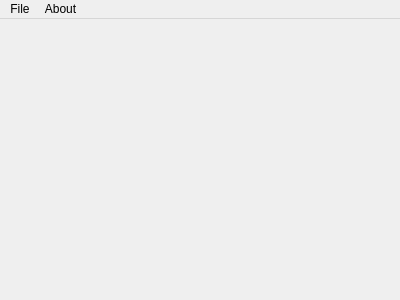
The window that mainwindow.ui (DmitryT1996/NeuroScope) describes before a commit, drawn with Qt 5.
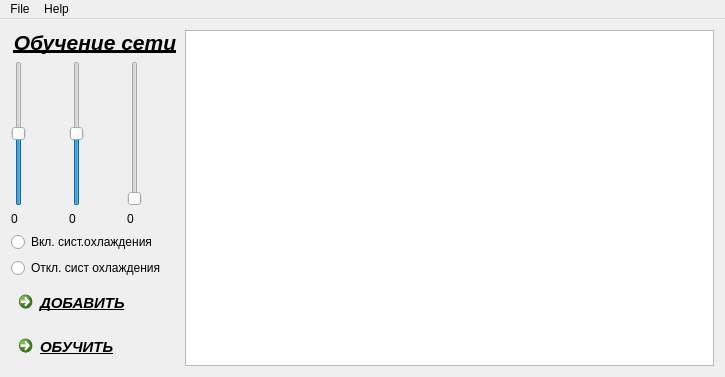
The same window after the commit. Icons and pictures are not drawn.

```diff
--- a/mainwindow.ui
+++ b/mainwindow.ui
@@ -6,20 +6,239 @@
    <rect>
     <x>0</x>
     <y>0</y>
-    <width>400</width>
-    <height>300</height>
+    <width>725</width>
+    <height>377</height>
    </rect>
   </property>
   <property name="windowTitle">
    <string>MainWindow</string>
   </property>
-  <widget class="QWidget" name="centralWidget"/>
+  <property name="windowIcon">
+   <iconset resource="resourse.qrc">
+    <normaloff>:/new/prefix1/icon.png</normaloff>:/new/prefix1/icon.png</iconset>
+  </property>
+  <property name="iconSize">
+   <size>
+    <width>24</width>
+    <height>24</height>
+   </size>
+  </property>
+  <widget class="QWidget" name="centralWidget">
+   <layout class="QGridLayout" name="gridLayout">
+    <item row="0" column="0">
+     <layout class="QVBoxLayout" name="verticalLayout_5">
+      <item>
+       <widget class="QLabel" name="label">
+        <property name="text">
+         <string>&lt;html&gt;&lt;head/&gt;&lt;body&gt;&lt;p align=&quot;center&quot;&gt;&lt;span style=&quot; font-size:16pt; font-weight:600; font-style:italic; text-decoration: underline;&quot;&gt;Обучение сети&lt;/span&gt;&lt;/p&gt;&lt;/body&gt;&lt;/html&gt;</string>
+        </property>
+       </widget>
+      </item>
+      <item>
+       <layout class="QHBoxLayout" name="horizontalLayout">
+        <item>
+         <layout class="QVBoxLayout" name="verticalLayout">
+          <item>
+           <widget class="QSlider" name="Slider_T1">
+            <property name="minimum">
+             <number>-50</number>
+            </property>
+            <property name="maximum">
+             <number>50</number>
+            </property>
+            <property name="singleStep">
+             <number>0</number>
+            </property>
+            <property name="value">
+             <number>0</number>
+            </property>
+            <property name="tracking">
+             <bool>true</bool>
+            </property>
+            <property name="orientation">
+             <enum>Qt::Vertical</enum>
+            </property>
+            <property name="invertedAppearance">
+             <bool>false</bool>
+            </property>
+            <property name="invertedControls">
+             <bool>false</bool>
+            </property>
+            <property name="tickPosition">
+             <enum>QSlider::NoTicks</enum>
+            </property>
+            <property name="tickInterval">
+             <number>1</number>
+            </property>
+           </widget>
+          </item>
+          <item>
+           <widget class="QLabel" name="label_T1">
+            <property name="text">
+             <string>0</string>
+            </property>
+           </widget>
+          </item>
+         </layout>
+        </item>
+        <item>
+         <layout class="QVBoxLayout" name="verticalLayout_2">
+          <item>
+           <widget class="QSlider" name="Slider_T2">
+            <property name="minimum">
+             <number>-50</number>
+            </property>
+            <property name="maximum">
+             <number>50</number>
+            </property>
+            <property name="orientation">
+             <enum>Qt::Vertical</enum>
+            </property>
+           </widget>
+          </item>
+          <item>
+           <widget class="QLabel" name="label_T2">
+            <property name="text">
+             <string>0</string>
+            </property>
+           </widget>
+          </item>
+         </layout>
+        </item>
+        <item>
+         <layout class="QVBoxLayout" name="verticalLayout_3">
+          <item>
+           <widget class="QSlider" name="Slider_V">
+            <property name="maximum">
+             <number>100</number>
+            </property>
+            <property name="orientation">
+             <enum>Qt::Vertical</enum>
+            </property>
+           </widget>
+          </item>
+          <item>
+           <widget class="QLabel" name="label_V">
+            <property name="text">
+             <string>0</string>
+            </property>
+           </widget>
+          </item>
+         </layout>
+        </item>
+       </layout>
+      </item>
+      <item>
+       <layout class="QVBoxLayout" name="verticalLayout_4">
+        <item>
+         <widget class="QRadioButton" name="radioButton">
+          <property name="text">
+           <string>Вкл. сист.охлаждения</string>
+          </property>
+         </widget>
+        </item>
+        <item>
+         <widget class="QRadioButton" name="radioButton_2">
+          <property name="text">
+           <string>Откл. сист охлаждения</string>
+          </property>
+         </widget>
+        </item>
+        <item>
+         <widget class="QCommandLinkButton" name="Add">
+          <property name="font">
+           <font>
+            <family>Segoe UI</family>
+            <pointsize>11</pointsize>
+            <weight>75</weight>
+            <italic>true</italic>
+            <bold>true</bold>
+            <underline>true</underline>
+           </font>
+          </property>
+          <property name="focusPolicy">
+           <enum>Qt::TabFocus</enum>
+          </property>
+          <property name="contextMenuPolicy">
+           <enum>Qt::DefaultContextMenu</enum>
+          </property>
+          <property name="acceptDrops">
+           <bool>false</bool>
+          </property>
+          <property name="toolTipDuration">
+           <number>-1</number>
+          </property>
+          <property name="text">
+           <string>ДОБАВИТЬ</string>
+          </property>
+          <property name="icon">
+           <iconset resource="resourse.qrc">
+            <normaloff>:/new/prefix1/add.png</normaloff>:/new/prefix1/add.png</iconset>
+          </property>
+         </widget>
+        </item>
+        <item>
+         <widget class="QCommandLinkButton" name="Teach">
+          <property name="font">
+           <font>
+            <family>Segoe UI</family>
+            <pointsize>11</pointsize>
+            <weight>75</weight>
+            <italic>true</italic>
+            <bold>true</bold>
+            <underline>true</underline>
+            <strikeout>false</strikeout>
+            <stylestrategy>PreferAntialias</stylestrategy>
+            <kerning>true</kerning>
+           </font>
+          </property>
+          <property name="layoutDirection">
+           <enum>Qt::LeftToRight</enum>
+          </property>
+          <property name="text">
+           <string>ОБУЧИТЬ</string>
+          </property>
+          <property name="icon">
+           <iconset resource="resourse.qrc">
+            <normaloff>:/new/prefix1/train.png</normaloff>:/new/prefix1/train.png</iconset>
+          </property>
+          <property name="autoRepeat">
+           <bool>false</bool>
+          </property>
+          <property name="autoExclusive">
+           <bool>false</bool>
+          </property>
+         </widget>
+        </item>
+        <item>
+         <layout class="QHBoxLayout" name="horizontalLayout_2"/>
+        </item>
+       </layout>
+      </item>
+     </layout>
+    </item>
+    <item row="0" column="1">
+     <widget class="QTableWidget" name="tableWidget"/>
+    </item>
+   </layout>
+   <zorder>tableWidget</zorder>
+   <zorder>Teach</zorder>
+   <zorder>radioButton</zorder>
+   <zorder>radioButton_2</zorder>
+   <zorder>Teach</zorder>
+   <zorder>Teach</zorder>
+   <zorder>Add</zorder>
+   <zorder>Add</zorder>
+   <zorder>Teach</zorder>
+   <zorder>Add</zorder>
+   <zorder>Teach</zorder>
+  </widget>
   <widget class="QMenuBar" name="menuBar">
    <property name="geometry">
     <rect>
      <x>0</x>
      <y>0</y>
-     <width>400</width>
+     <width>725</width>
      <height>21</height>
     </rect>
    </property>
@@ -30,14 +249,14 @@
     <addaction name="actionSave"/>
     <addaction name="actionExit"/>
    </widget>
-   <widget class="QMenu" name="menuAbout">
+   <widget class="QMenu" name="menuHelp">
     <property name="title">
-     <string>About</string>
+     <string>Help</string>
     </property>
     <addaction name="actionAuthor"/>
    </widget>
    <addaction name="menuFile"/>
-   <addaction name="menuAbout"/>
+   <addaction name="menuHelp"/>
   </widget>
   <action name="actionSave">
    <property name="icon">
```
Left out of the diff: 62 changed lines with no effect on the pictures.
